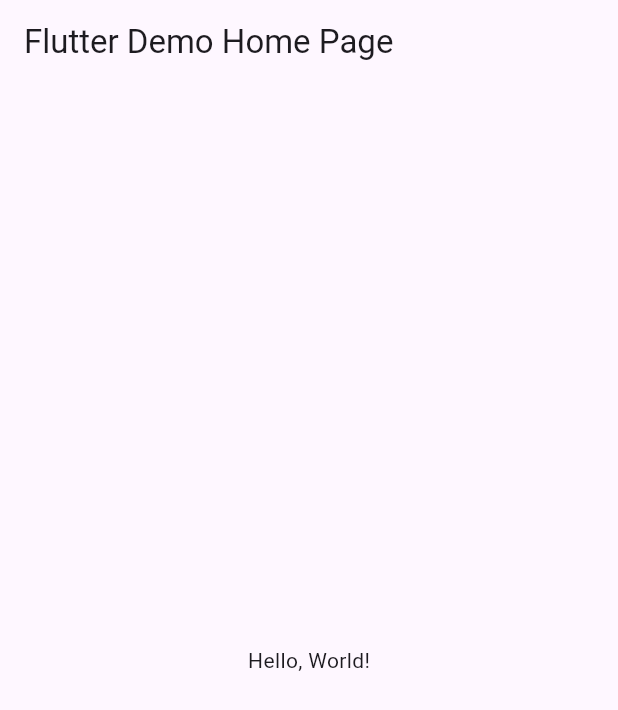
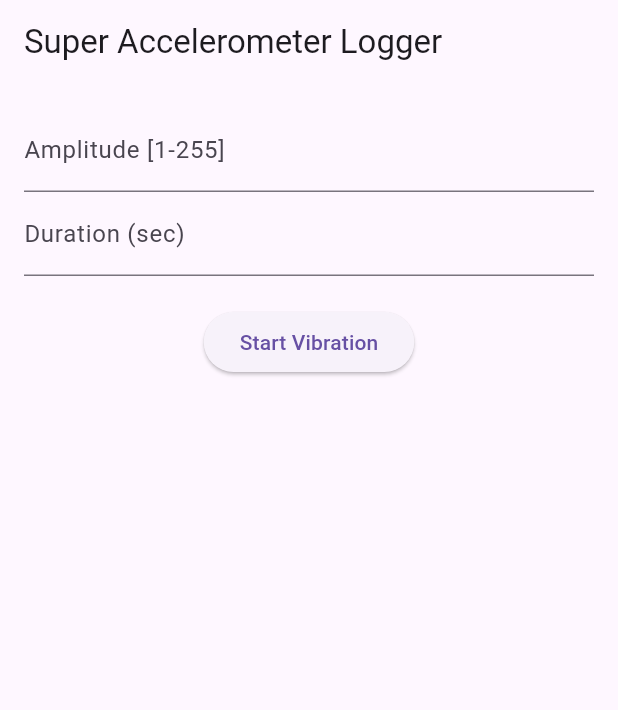
Before and after one commit to OgisoSetsuna1/super_acc_logger, a Flutter app: the screen it shows after launch, on a phone screen of 412 x 824 dp. Shown: the top 710 px of the screen. Run offline on Flutter 3.47's test engine with Material 3 defaults, Android fonts, the phone set to English and light mode, and no system bars; our stand-ins replace csv, sensors_plus, vibration.

Commit message:
first commit

```diff
--- a/lib/main.dart
+++ b/lib/main.dart
@@ -1,41 +1,72 @@
 import 'package:flutter/material.dart';
+import 'vibration_service.dart';
+import 'sensor_service.dart';
 
-void main() => runApp(MyApp());
+void main() {
+  runApp(MyApp());
+}
 
 class MyApp extends StatelessWidget {
-  const MyApp({super.key});
-  // This widget is the root of your application.
   @override
   Widget build(BuildContext context) {
     return MaterialApp(
-      // Application name
-      title: 'Flutter Hello World',
-      // Application theme data, you can set the colors for the application as
-      // you want
-      theme: ThemeData(
-        // useMaterial3: false,
-        primarySwatch: Colors.blue,
-      ),
-      // A widget which will be started on application startup
-      home: MyHomePage(title: 'Flutter Demo Home Page'),
+      home: HomeScreen(),
     );
   }
 }
 
-class MyHomePage extends StatelessWidget {
-  final String title;
-  const MyHomePage({super.key, required this.title});
+class HomeScreen extends StatefulWidget {
+  @override
+  _HomeScreenState createState() => _HomeScreenState();
+}
+
+class _HomeScreenState extends State<HomeScreen> {
+  final SensorService _sensorService = SensorService();
+
+  final _amplitudeController = TextEditingController();
+  final _durationController = TextEditingController();
+
+  @override
+  void initState() {
+    super.initState();
+  }
+
+  @override
+  void dispose() {
+    super.dispose();
+  }
 
   @override
   Widget build(BuildContext context) {
     return Scaffold(
       appBar: AppBar(
-        // The title text which will be shown on the action bar
-        title: Text(title),
+        title: const Text('Super Accelerometer Logger'),
       ),
-      body: Center(
-        child: Text(
-          'Hello, World!',
+      body: Padding(
+        padding: const EdgeInsets.all(16.0),
+        child: Column(
+          children: <Widget>[
+            TextField(
+              controller: _amplitudeController,
+              decoration: const InputDecoration(labelText: 'Amplitude [1-255]'),
+              keyboardType: TextInputType.number,
+            ),
+            TextField(
+              controller: _durationController,
+              decoration: const InputDecoration(labelText: 'Duration (sec)'),
+              keyboardType: TextInputType.number,
+            ),
+            const SizedBox(height: 20.0),
+            ElevatedButton(
+              onPressed: () {
+                VibrationService(context).startVibration(
+                  amplitude: int.tryParse(_amplitudeController.text),
+                  duration_in_sec: int.tryParse(_durationController.text),
+                );
+              },
+              child: const Text('Start Vibration'),
+            ),
+          ],
         ),
       ),
     );
--- /dev/null
+++ b/lib/vibration_service.dart
@@ -0,0 +1,42 @@
+import 'package:flutter/material.dart';
+import 'package:vibration/vibration.dart';
+
+class VibrationService {
+  final BuildContext context;
+
+  VibrationService(this.context);
+
+  void startVibration({
+    int? amplitude = 255,
+    int? duration_in_sec = 5,
+  }) {
+    if (Vibration.hasVibrator() == false) {
+      _showSnackBar('This device has no viberator!');
+      return;
+    }
+    if (amplitude == null ||
+        duration_in_sec == null ||
+        amplitude < 1 ||
+        amplitude > 255 ||
+        duration_in_sec < 1) {
+      _showSnackBar('Wrong parameters!');
+      return;
+    }
+    if (Vibration.hasAmplitudeControl() == false ||
+        Vibration.hasCustomVibrationsSupport() == false) {
+      _showSnackBar(
+          'Vibration has started but parameters of this vibrator can\'t be adjusted!');
+    } else {
+      _showSnackBar('Vibration has started!');
+    }
+
+    Vibration.vibrate(duration: duration_in_sec * 1000, amplitude: amplitude);
+  }
+
+  void _showSnackBar(String message) {
+    ScaffoldMessenger.of(context).showSnackBar(SnackBar(
+      content: Text(message),
+      duration: const Duration(seconds: 1),
+    ));
+  }
+}
--- a/pubspec.yaml
+++ b/pubspec.yaml
@@ -9,6 +9,10 @@ environment:
 dependencies:
   flutter:
     sdk: flutter
+  audioplayers: ^6.1.0
+  sensors_plus: ^4.0.2
+  csv: ^6.0.0
+  vibration: ^2.0.1
 
 dev_dependencies:
   flutter_test:
```
Also changed, not shown: lib/sensor_service.dart (added, +33 -0 lines).
